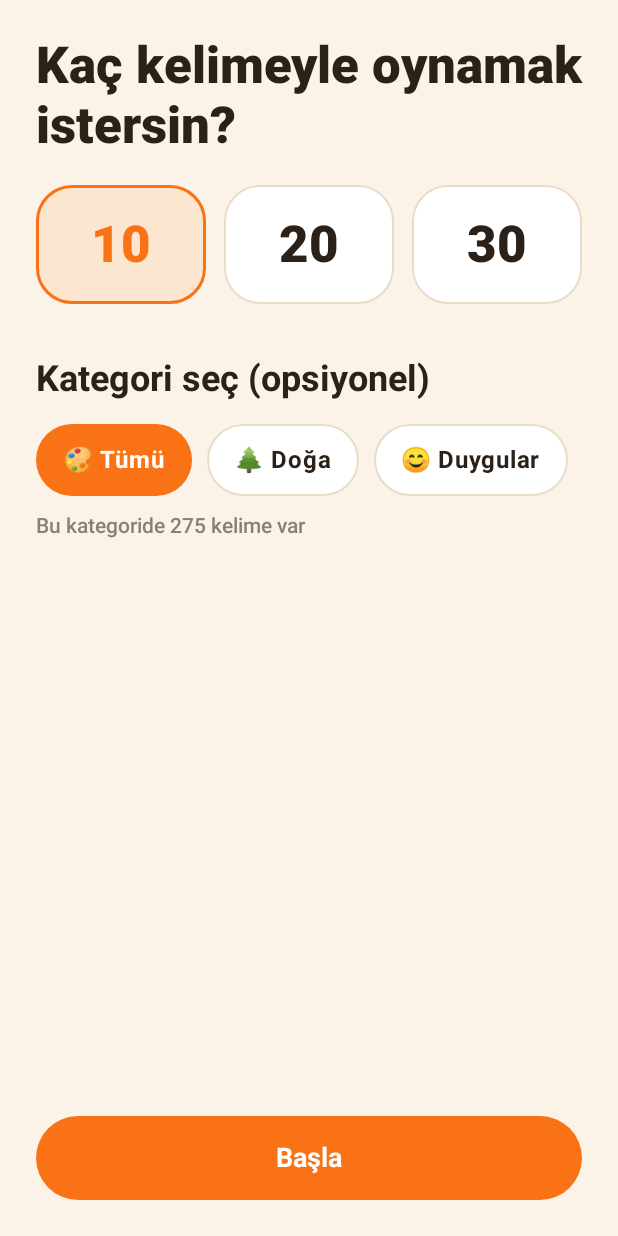
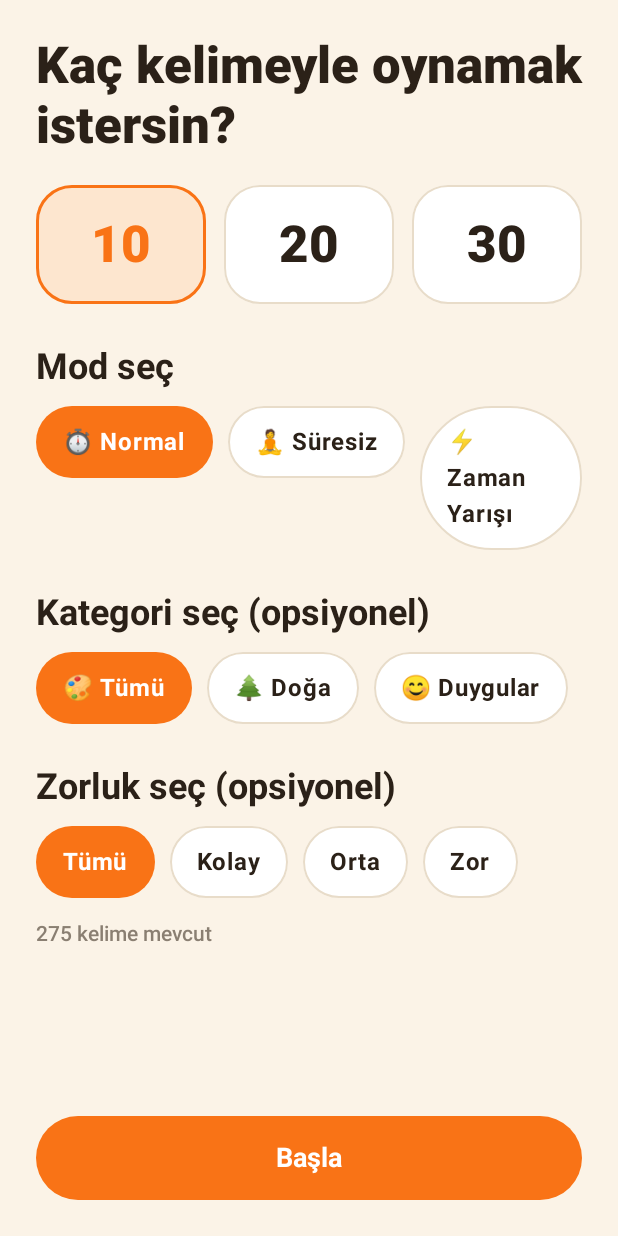
Before and after one commit to sualtikasifi/app-ads, an Android app built with Jetpack Compose: the WordCountScreen screen opened through its navigation route, on a phone screen of 412 x 824 dp. Run offline under Robolectric (Android 15) with nearby library versions, the phone set to English and light mode, and no system bars; our stand-ins replace Dagger/Hilt's generated code.

Commit message:
Add difficulty filter and Normal/Süresiz/Zaman Yarışı game modes
- New GameMode enum (NORMAL, RELAXED, TIME_ATTACK) threaded through the
  word-count screen -> nav route -> GameViewModel.
- Difficulty filter (Kolay/Orta/Zor/Tümü) added alongside the existing
  category filter, with a live "N kelime mevcut" count.
- RELAXED mode skips the drawing countdown entirely — the player taps
  "Sonraki Kelime" to advance instead of racing a timer.
- TIME_ATTACK shortens the normal per-difficulty drawing duration by a
  configurable multiplier (GameConstants.TIME_ATTACK_MULTIPLIER).

Verified with a real build: ./gradlew :app:assembleDebug succeeds.

```diff
--- a/cizim-hafiza/app/src/main/java/com/sualtikasifi/cizimhafiza/data/local/dao/WordDao.kt
+++ b/cizim-hafiza/app/src/main/java/com/sualtikasifi/cizimhafiza/data/local/dao/WordDao.kt
@@ -17,16 +17,26 @@ interface WordDao {
     @Query("SELECT DISTINCT category FROM words ORDER BY category")
     suspend fun getCategories(): List<String>
 
-    @Query("SELECT COUNT(*) FROM words WHERE (:category IS NULL OR category = :category)")
-    suspend fun countByCategory(category: String?): Int
+    // difficultyName is the Difficulty enum's .name (e.g. "EASY") — passed as a
+    // plain string rather than the enum type to avoid nullable TypeConverter
+    // edge cases on raw @Query parameters.
+    @Query(
+        """
+        SELECT COUNT(*) FROM words
+        WHERE (:category IS NULL OR category = :category)
+        AND (:difficultyName IS NULL OR difficulty = :difficultyName)
+        """
+    )
+    suspend fun countFiltered(category: String?, difficultyName: String?): Int
 
     @Query(
         """
         SELECT * FROM words
         WHERE (:category IS NULL OR category = :category)
+        AND (:difficultyName IS NULL OR difficulty = :difficultyName)
         ORDER BY RANDOM()
         LIMIT :limit
         """
     )
-    suspend fun getRandomWords(limit: Int, category: String?): List<WordEntity>
+    suspend fun getRandomWords(limit: Int, category: String?, difficultyName: String?): List<WordEntity>
 }
--- a/cizim-hafiza/app/src/main/java/com/sualtikasifi/cizimhafiza/data/repository/GameRepositoryImpl.kt
+++ b/cizim-hafiza/app/src/main/java/com/sualtikasifi/cizimhafiza/data/repository/GameRepositoryImpl.kt
@@ -7,6 +7,7 @@ import com.sualtikasifi.cizimhafiza.data.local.entity.DrawingResultEntity
 import com.sualtikasifi.cizimhafiza.data.local.entity.GameSessionEntity
 import com.sualtikasifi.cizimhafiza.data.local.entity.toDomain
 import com.sualtikasifi.cizimhafiza.data.local.entity.WordEntity
+import com.sualtikasifi.cizimhafiza.domain.model.Difficulty
 import com.sualtikasifi.cizimhafiza.domain.model.DrawingResult
 import com.sualtikasifi.cizimhafiza.domain.model.GameStatistics
 import com.sualtikasifi.cizimhafiza.domain.model.Word
@@ -27,10 +28,11 @@ class GameRepositoryImpl @Inject constructor(
 
     override suspend fun getCategories(): List<String> = wordDao.getCategories()
 
-    override suspend fun countWords(category: String?): Int = wordDao.countByCategory(category)
+    override suspend fun countWords(category: String?, difficulty: Difficulty?): Int =
+        wordDao.countFiltered(category, difficulty?.name)
 
-    override suspend fun getRandomWords(count: Int, category: String?): List<Word> =
-        wordDao.getRandomWords(count, category).map(WordEntity::toDomain)
+    override suspend fun getRandomWords(count: Int, category: String?, difficulty: Difficulty?): List<Word> =
+        wordDao.getRandomWords(count, category, difficulty?.name).map(WordEntity::toDomain)
 
     override suspend fun saveGame(totalScore: Int, results: List<DrawingResult>): Long {
         val fastest = results.filter { it.isCorrect }.minOfOrNull { it.responseTimeMs }
--- a/cizim-hafiza/app/src/main/java/com/sualtikasifi/cizimhafiza/domain/repository/GameRepository.kt
+++ b/cizim-hafiza/app/src/main/java/com/sualtikasifi/cizimhafiza/domain/repository/GameRepository.kt
@@ -1,5 +1,6 @@
 package com.sualtikasifi.cizimhafiza.domain.repository
 
+import com.sualtikasifi.cizimhafiza.domain.model.Difficulty
 import com.sualtikasifi.cizimhafiza.domain.model.DrawingResult
 import com.sualtikasifi.cizimhafiza.domain.model.GameStatistics
 import com.sualtikasifi.cizimhafiza.domain.model.Word
@@ -7,8 +8,8 @@ import kotlinx.coroutines.flow.Flow
 
 interface GameRepository {
     suspend fun getCategories(): List<String>
-    suspend fun countWords(category: String?): Int
-    suspend fun getRandomWords(count: Int, category: String?): List<Word>
+    suspend fun countWords(category: String?, difficulty: Difficulty?): Int
+    suspend fun getRandomWords(count: Int, category: String?, difficulty: Difficulty?): List<Word>
 
     /** Persists a finished game (session row + one drawing-result row per word) and returns the new session id. */
     suspend fun saveGame(totalScore: Int, results: List<DrawingResult>): Long
--- a/cizim-hafiza/app/src/main/java/com/sualtikasifi/cizimhafiza/domain/usecase/GetWordsForGameUseCase.kt
+++ b/cizim-hafiza/app/src/main/java/com/sualtikasifi/cizimhafiza/domain/usecase/GetWordsForGameUseCase.kt
@@ -1,5 +1,6 @@
 package com.sualtikasifi.cizimhafiza.domain.usecase
 
+import com.sualtikasifi.cizimhafiza.domain.model.Difficulty
 import com.sualtikasifi.cizimhafiza.domain.model.Word
 import com.sualtikasifi.cizimhafiza.domain.repository.GameRepository
 import javax.inject.Inject
@@ -9,8 +10,9 @@ class GetWordsForGameUseCase @Inject constructor(
 ) {
     suspend fun getCategories(): List<String> = repository.getCategories()
 
-    suspend fun countWords(category: String?): Int = repository.countWords(category)
+    suspend fun countWords(category: String?, difficulty: Difficulty? = null): Int =
+        repository.countWords(category, difficulty)
 
-    suspend operator fun invoke(count: Int, category: String?): List<Word> =
-        repository.getRandomWords(count, category)
+    suspend operator fun invoke(count: Int, category: String?, difficulty: Difficulty? = null): List<Word> =
+        repository.getRandomWords(count, category, difficulty)
 }
--- a/cizim-hafiza/app/src/main/java/com/sualtikasifi/cizimhafiza/presentation/game/GamePhase.kt
+++ b/cizim-hafiza/app/src/main/java/com/sualtikasifi/cizimhafiza/presentation/game/GamePhase.kt
@@ -14,7 +14,9 @@ sealed interface GamePhase {
         val secondsLeft: Int,
         val totalSeconds: Int,
         val isWarning: Boolean,
-        val strokes: List<DrawingStroke>
+        val strokes: List<DrawingStroke>,
+        /** RELAXED mode: no countdown — the drawer taps "next word" manually. */
+        val isUntimed: Boolean = false
     ) : GamePhase
 
     data class Break(val secondsLeft: Int, val totalSeconds: Int) : GamePhase
--- a/cizim-hafiza/app/src/main/java/com/sualtikasifi/cizimhafiza/presentation/game/GameScreen.kt
+++ b/cizim-hafiza/app/src/main/java/com/sualtikasifi/cizimhafiza/presentation/game/GameScreen.kt
@@ -48,7 +48,8 @@ fun GameScreen(
             is GamePhase.Drawing -> DrawingScreen(
                 state = current,
                 onStrokeFinished = viewModel::onStrokeFinished,
-                onClearCanvas = viewModel::onClearCanvas
+                onClearCanvas = viewModel::onClearCanvas,
+                onNextWord = viewModel::advanceRelaxedDrawing
             )
 
             is GamePhase.Break -> BreakScreen(state = current)
--- a/cizim-hafiza/app/src/main/java/com/sualtikasifi/cizimhafiza/presentation/navigation/NavGraph.kt
+++ b/cizim-hafiza/app/src/main/java/com/sualtikasifi/cizimhafiza/presentation/navigation/NavGraph.kt
@@ -50,8 +50,8 @@ fun CizimHafizaNavGraph() {
 
         composable(Screen.WordCountSelect) {
             WordCountScreen(
-                onStart = { count, category ->
-                    navController.navigate(Screen.gameRoute(count, category))
+                onStart = { count, category, difficulty, mode ->
+                    navController.navigate(Screen.gameRoute(count, category, difficulty, mode))
                 }
             )
         }
@@ -60,7 +60,9 @@ fun CizimHafizaNavGraph() {
             route = Screen.Game,
             arguments = listOf(
                 navArgument(Screen.ArgWordCount) { type = NavType.StringType },
-                navArgument(Screen.ArgCategory) { type = NavType.StringType }
+                navArgument(Screen.ArgCategory) { type = NavType.StringType },
+                navArgument(Screen.ArgDifficulty) { type = NavType.StringType },
+                navArgument(Screen.ArgMode) { type = NavType.StringType }
             )
         ) {
             GameScreen(
--- a/cizim-hafiza/app/src/main/java/com/sualtikasifi/cizimhafiza/presentation/wordcount/WordCountScreen.kt
+++ b/cizim-hafiza/app/src/main/java/com/sualtikasifi/cizimhafiza/presentation/wordcount/WordCountScreen.kt
@@ -10,6 +10,8 @@ import androidx.compose.foundation.layout.height
 import androidx.compose.foundation.layout.padding
 import androidx.compose.foundation.lazy.LazyRow
 import androidx.compose.foundation.lazy.items
+import androidx.compose.foundation.rememberScrollState
+import androidx.compose.foundation.verticalScroll
 import androidx.compose.material3.MaterialTheme
 import androidx.compose.material3.Scaffold
 import androidx.compose.material3.Text
@@ -21,19 +23,22 @@ import androidx.compose.ui.res.stringResource
 import androidx.compose.ui.unit.dp
 import androidx.hilt.navigation.compose.hiltViewModel
 import com.sualtikasifi.cizimhafiza.R
+import com.sualtikasifi.cizimhafiza.domain.model.Difficulty
+import com.sualtikasifi.cizimhafiza.domain.model.GameMode
 import com.sualtikasifi.cizimhafiza.presentation.common.PrimaryButton
 import com.sualtikasifi.cizimhafiza.presentation.common.SelectableChip
 import com.sualtikasifi.cizimhafiza.presentation.common.SelectableCountCard
 
 @Composable
 fun WordCountScreen(
-    onStart: (count: Int, category: String?) -> Unit,
+    onStart: (count: Int, category: String?, difficulty: Difficulty?, mode: GameMode) -> Unit,
     viewModel: WordCountViewModel = hiltViewModel()
 ) {
     val uiState by viewModel.uiState.collectAsState()
 
     Scaffold(containerColor = MaterialTheme.colorScheme.background) { padding ->
         Column(modifier = Modifier.fillMaxSize().padding(padding).padding(24.dp)) {
+            Column(modifier = Modifier.weight(1f).verticalScroll(rememberScrollState())) {
                 Text(text = stringResource(R.string.select_word_count), style = MaterialTheme.typography.headlineLarge)
                 Spacer(modifier = Modifier.height(20.dp))
 
@@ -48,10 +53,22 @@ fun WordCountScreen(
                     }
                 }
 
-            Spacer(modifier = Modifier.height(36.dp))
+                Spacer(modifier = Modifier.height(28.dp))
+                Text(text = stringResource(R.string.select_mode), style = MaterialTheme.typography.titleLarge)
+                Spacer(modifier = Modifier.height(12.dp))
+                Row(horizontalArrangement = Arrangement.spacedBy(10.dp)) {
+                    GameMode.entries.forEach { mode ->
+                        SelectableChip(
+                            label = "${modeEmoji(mode)} ${modeLabel(mode)}",
+                            selected = uiState.selectedMode == mode,
+                            onClick = { viewModel.selectMode(mode) }
+                        )
+                    }
+                }
+
+                Spacer(modifier = Modifier.height(28.dp))
                 Text(text = stringResource(R.string.select_category), style = MaterialTheme.typography.titleLarge)
-            Spacer(modifier = Modifier.height(16.dp))
-
+                Spacer(modifier = Modifier.height(12.dp))
                 LazyRow(horizontalArrangement = Arrangement.spacedBy(10.dp)) {
                     item {
                         SelectableChip(
@@ -69,18 +86,38 @@ fun WordCountScreen(
                     }
                 }
 
+                Spacer(modifier = Modifier.height(28.dp))
+                Text(text = stringResource(R.string.select_difficulty), style = MaterialTheme.typography.titleLarge)
                 Spacer(modifier = Modifier.height(12.dp))
+                Row(horizontalArrangement = Arrangement.spacedBy(10.dp)) {
+                    SelectableChip(
+                        label = stringResource(R.string.all_difficulties),
+                        selected = uiState.selectedDifficulty == null,
+                        onClick = { viewModel.selectDifficulty(null) }
+                    )
+                    Difficulty.entries.forEach { difficulty ->
+                        SelectableChip(
+                            label = difficultyLabel(difficulty),
+                            selected = uiState.selectedDifficulty == difficulty,
+                            onClick = { viewModel.selectDifficulty(difficulty) }
+                        )
+                    }
+                }
+
+                Spacer(modifier = Modifier.height(16.dp))
                 Text(
-                text = stringResource(R.string.words_available, uiState.wordsInSelectedCategory),
+                    text = stringResource(R.string.words_available, uiState.wordsAvailable),
                     style = MaterialTheme.typography.bodyMedium,
                     color = MaterialTheme.colorScheme.onSurfaceVariant
                 )
+            }
 
-            Spacer(modifier = Modifier.weight(1f))
             PrimaryButton(
                 text = stringResource(R.string.start_game),
-                onClick = { onStart(uiState.selectedCount, uiState.selectedCategory) },
-                modifier = Modifier.fillMaxWidth()
+                onClick = {
+                    onStart(uiState.selectedCount, uiState.selectedCategory, uiState.selectedDifficulty, uiState.selectedMode)
+                },
+                modifier = Modifier.fillMaxWidth().padding(top = 16.dp)
             )
         }
     }
@@ -98,3 +135,23 @@ private fun categoryEmoji(category: String?): String = when (category) {
     null -> "🎨"
     else -> "✨"
 }
+
+private fun modeEmoji(mode: GameMode): String = when (mode) {
+    GameMode.NORMAL -> "⏱️"
+    GameMode.RELAXED -> "🧘"
+    GameMode.TIME_ATTACK -> "⚡"
+}
+
+@Composable
+private fun modeLabel(mode: GameMode): String = when (mode) {
+    GameMode.NORMAL -> stringResource(R.string.mode_normal)
+    GameMode.RELAXED -> stringResource(R.string.mode_relaxed)
+    GameMode.TIME_ATTACK -> stringResource(R.string.mode_time_attack)
+}
+
+@Composable
+private fun difficultyLabel(difficulty: Difficulty): String = when (difficulty) {
+    Difficulty.EASY -> stringResource(R.string.difficulty_easy)
+    Difficulty.MEDIUM -> stringResource(R.string.difficulty_medium)
+    Difficulty.HARD -> stringResource(R.string.difficulty_hard)
+}
--- a/cizim-hafiza/app/src/main/java/com/sualtikasifi/cizimhafiza/presentation/wordcount/WordCountViewModel.kt
+++ b/cizim-hafiza/app/src/main/java/com/sualtikasifi/cizimhafiza/presentation/wordcount/WordCountViewModel.kt
@@ -2,6 +2,8 @@ package com.sualtikasifi.cizimhafiza.presentation.wordcount
 
 import androidx.lifecycle.ViewModel
 import androidx.lifecycle.viewModelScope
+import com.sualtikasifi.cizimhafiza.domain.model.Difficulty
+import com.sualtikasifi.cizimhafiza.domain.model.GameMode
 import com.sualtikasifi.cizimhafiza.domain.usecase.GetWordsForGameUseCase
 import com.sualtikasifi.cizimhafiza.util.GameConstants
 import dagger.hilt.android.lifecycle.HiltViewModel
@@ -17,7 +19,9 @@ data class WordCountUiState(
     val selectedCount: Int = GameConstants.WORD_COUNT_OPTIONS.first(),
     val categories: List<String> = emptyList(),
     val selectedCategory: String? = null, // null = all categories
-    val wordsInSelectedCategory: Int = 0
+    val selectedDifficulty: Difficulty? = null, // null = all difficulties
+    val selectedMode: GameMode = GameMode.NORMAL,
+    val wordsAvailable: Int = 0
 )
 
 @HiltViewModel
@@ -31,8 +35,8 @@ class WordCountViewModel @Inject constructor(
     init {
         viewModelScope.launch {
             val categories = getWordsForGameUseCase.getCategories()
-            val total = getWordsForGameUseCase.countWords(null)
-            _uiState.update { it.copy(categories = categories, wordsInSelectedCategory = total) }
+            _uiState.update { it.copy(categories = categories) }
+            refreshAvailableCount()
         }
     }
 
@@ -42,9 +46,23 @@ class WordCountViewModel @Inject constructor(
 
     fun selectCategory(category: String?) {
         _uiState.update { it.copy(selectedCategory = category) }
+        refreshAvailableCount()
+    }
+
+    fun selectDifficulty(difficulty: Difficulty?) {
+        _uiState.update { it.copy(selectedDifficulty = difficulty) }
+        refreshAvailableCount()
+    }
+
+    fun selectMode(mode: GameMode) {
+        _uiState.update { it.copy(selectedMode = mode) }
+    }
+
+    private fun refreshAvailableCount() {
         viewModelScope.launch {
-            val count = getWordsForGameUseCase.countWords(category)
-            _uiState.update { it.copy(wordsInSelectedCategory = count) }
+            val state = _uiState.value
+            val count = getWordsForGameUseCase.countWords(state.selectedCategory, state.selectedDifficulty)
+            _uiState.update { it.copy(wordsAvailable = count) }
         }
     }
 }
--- a/cizim-hafiza/app/src/main/res/values/strings.xml
+++ b/cizim-hafiza/app/src/main/res/values/strings.xml
@@ -12,10 +12,20 @@
     <string name="select_category">Kategori seç (opsiyonel)</string>
     <string name="start_game">Başla</string>
     <string name="all_categories">Tümü</string>
-    <string name="words_available">Bu kategoride %1$d kelime var</string>
+    <string name="words_available">%1$d kelime mevcut</string>
+    <string name="select_difficulty">Zorluk seç (opsiyonel)</string>
+    <string name="all_difficulties">Tümü</string>
+    <string name="difficulty_easy">Kolay</string>
+    <string name="difficulty_medium">Orta</string>
+    <string name="difficulty_hard">Zor</string>
+    <string name="select_mode">Mod seç</string>
+    <string name="mode_normal">Normal</string>
+    <string name="mode_relaxed">Süresiz</string>
+    <string name="mode_time_attack">Zaman Yarışı</string>
 
     <!-- Drawing screen -->
     <string name="clear_canvas">Temizle</string>
+    <string name="next_word">Sonraki Kelime</string>
 
     <!-- Break screen -->
     <string name="get_ready">Tahmin aşamasına hazırlan</string>
```
Also changed, not shown: cizim-hafiza/app/src/main/java/com/sualtikasifi/cizimhafiza/domain/model/GameMode.kt (added, +12 -0 lines), cizim-hafiza/app/src/main/java/com/sualtikasifi/cizimhafiza/presentation/game/DrawingScreen.kt (+33 -3 lines), cizim-hafiza/app/src/main/java/com/sualtikasifi/cizimhafiza/presentation/game/GameViewModel.kt (+35 -3 lines), cizim-hafiza/app/src/main/java/com/sualtikasifi/cizimhafiza/presentation/navigation/Screen.kt (+9 -3 lines), cizim-hafiza/app/src/main/java/com/sualtikasifi/cizimhafiza/util/GameConstants.kt (+18 -5 lines). Lines whose indentation alone changed are shown as unchanged.
